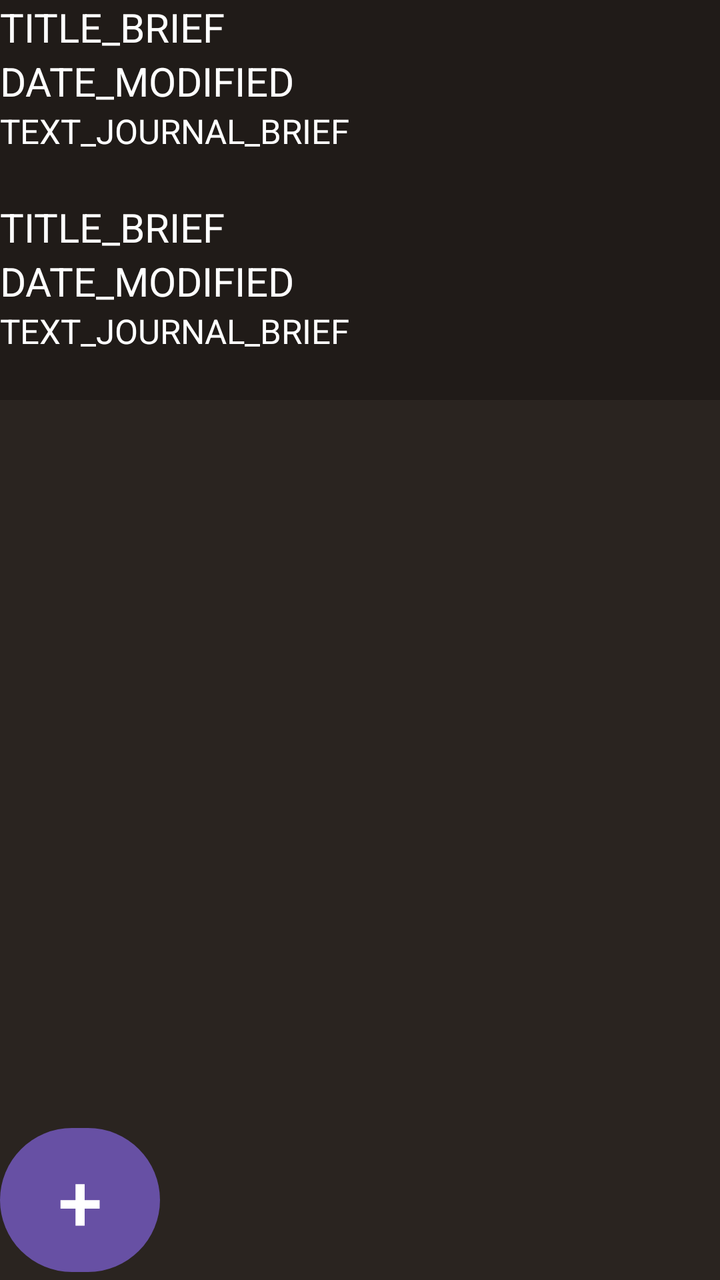
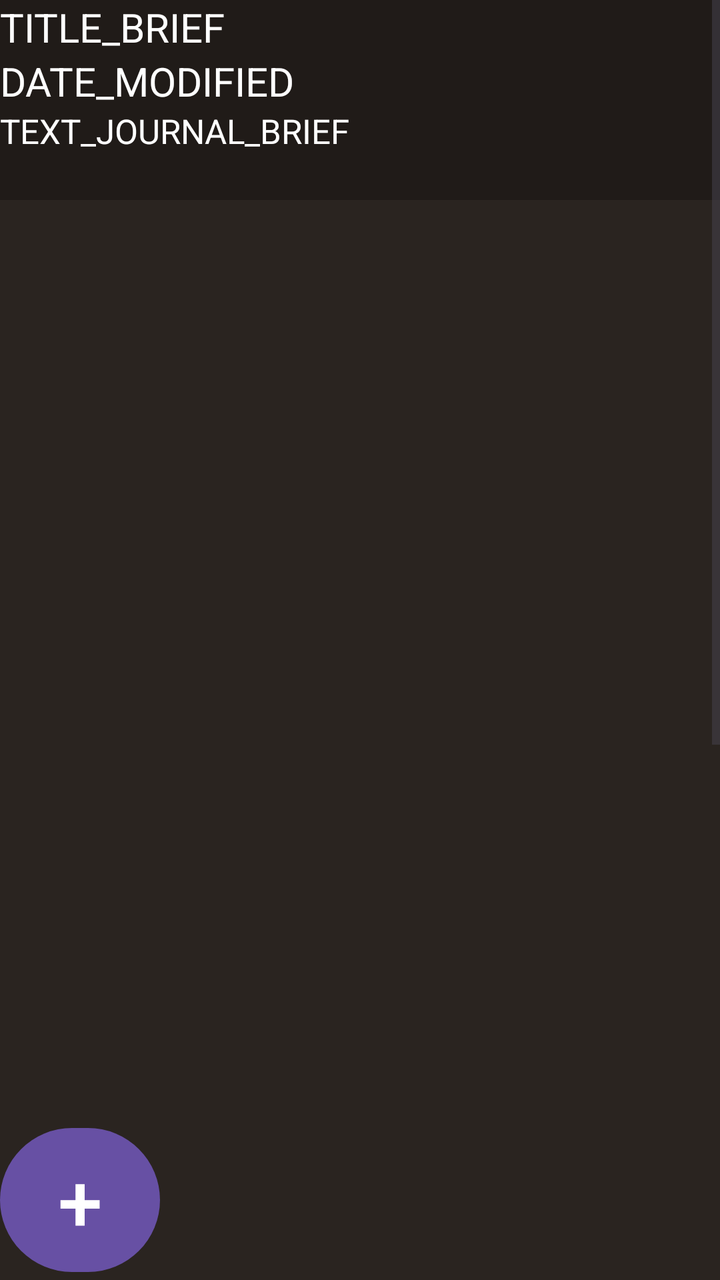

Compare the two renders of this Android layout. The source of the first and the diff that turns it into the second are given below.
<!-- AndroidManifest.xml: application theme Theme.Riova -->
<!-- res/layout/journal.xml -->
<?xml version="1.0" encoding="utf-8"?>
<androidx.coordinatorlayout.widget.CoordinatorLayout xmlns:android="http://schemas.android.com/apk/res/android"
    xmlns:tools="http://schemas.android.com/tools"
    xmlns:app="http://schemas.android.com/apk/res-auto"
    android:id="@+id/fragment_journal"
    android:layout_width="match_parent"
    android:layout_height="match_parent"
    android:fitsSystemWindows="true"
    android:background="@color/navigation_back"
    tools:context=".Journal">

    
    <ScrollView
        android:layout_width="match_parent"
        android:layout_height="match_parent">
        <LinearLayout
            android:layout_width="match_parent"
            android:layout_height="wrap_content"
            android:orientation="vertical"
            android:background="@null">

            <LinearLayout
                android:layout_width="match_parent"
                android:layout_height="100dp"
                android:background="@color/journalPreview_back"
                android:text="@string/journaly_entry"
                android:orientation="vertical"
                android:textColor="@color/white">
                <TextView
                    android:layout_height="wrap_content"
                    android:layout_width="match_parent"
                    android:text="TITLE_BRIEF"
                    android:textSize="20sp"
                    android:textColor="@color/white"/>
                <TextView
                    android:layout_height="wrap_content"
                    android:layout_width="match_parent"
                    android:text="DATE_MODIFIED"
                    android:textSize="20sp"
                    android:textColor="@color/white"/>
                <TextView
                    android:layout_width="match_parent"
                    android:layout_height="wrap_content"
                    android:text="TEXT_JOURNAL_BRIEF"
                    android:textColor="@color/white"
                    android:textSize="17sp"/>
            </LinearLayout>

            <LinearLayout
                android:layout_width="match_parent"
                android:layout_height="100dp"
                android:background="@color/journalPreview_back"
                android:text="@string/journaly_entry"
                android:orientation="vertical"
                android:textColor="@color/white">
                <TextView
                    android:layout_height="wrap_content"
                    android:layout_width="match_parent"
                    android:text="TITLE_BRIEF"
                    android:textSize="20sp"
                    android:textColor="@color/white"/>
                <TextView
                    android:layout_height="wrap_content"
                    android:layout_width="match_parent"
                    android:text="DATE_MODIFIED"
                    android:textSize="20sp"
                    android:textColor="@color/white"/>
                <TextView
                    android:layout_width="match_parent"
                    android:layout_height="wrap_content"
                    android:text="TEXT_JOURNAL_BRIEF"
                    android:textColor="@color/white"
                    android:textSize="17sp"/>
            </LinearLayout>


        </LinearLayout>

    </ScrollView>

    <Button
        android:id="@+id/button_addJournal"
        android:layout_gravity="bottom"
        android:gravity="center"
        android:layout_width="80dp"
        android:layout_height="80dp"
        android:text="@string/plus"
        android:textSize="40sp"
        style="@style/Journal_Dashboard"/>
    

</androidx.coordinatorlayout.widget.CoordinatorLayout>
<!-- resources referenced by this layout -->
<resources>
  <color name="journalPreview_back">#40000000</color>
  <color name="navigation_back">#2A2420</color>
  <color name="white">#FFFFFFFF</color>
  <string name="journaly_entry">JOURNALY_ENTRY</string>
  <string name="plus">+</string>
  <style name="Journal_Dashboard">
          <item name="android:layout_width">wrap_content</item>
          <item name="android:layout_height">wrap_content</item>
          <item name="android:layout_marginTop">16dp</item>
      </style>
  <style name="Theme.Riova" parent="Base.Theme.Riova" />
  <style name="Base.Theme.Riova" parent="Theme.Material3.DayNight.NoActionBar">
          
          
      </style>
</resources>

<!-- the commit's change to res/layout/journal.xml (unified diff, before → after) -->
@@ -5,14 +5,14 @@
     android:id="@+id/fragment_journal"
     android:layout_width="match_parent"
     android:layout_height="match_parent"
-    android:fitsSystemWindows="true"
     android:background="@color/navigation_back"
     tools:context=".Journal">
 
     
     <ScrollView
         android:layout_width="match_parent"
-        android:layout_height="match_parent">
+        android:layout_height="match_parent"
+        android:fillViewport="true">
         <LinearLayout
             android:layout_width="match_parent"
             android:layout_height="wrap_content"
@@ -22,6 +22,7 @@
             <LinearLayout
                 android:layout_width="match_parent"
                 android:layout_height="100dp"
+                android:layout_marginBottom="900dp"
                 android:background="@color/journalPreview_back"
                 android:text="@string/journaly_entry"
                 android:orientation="vertical"
